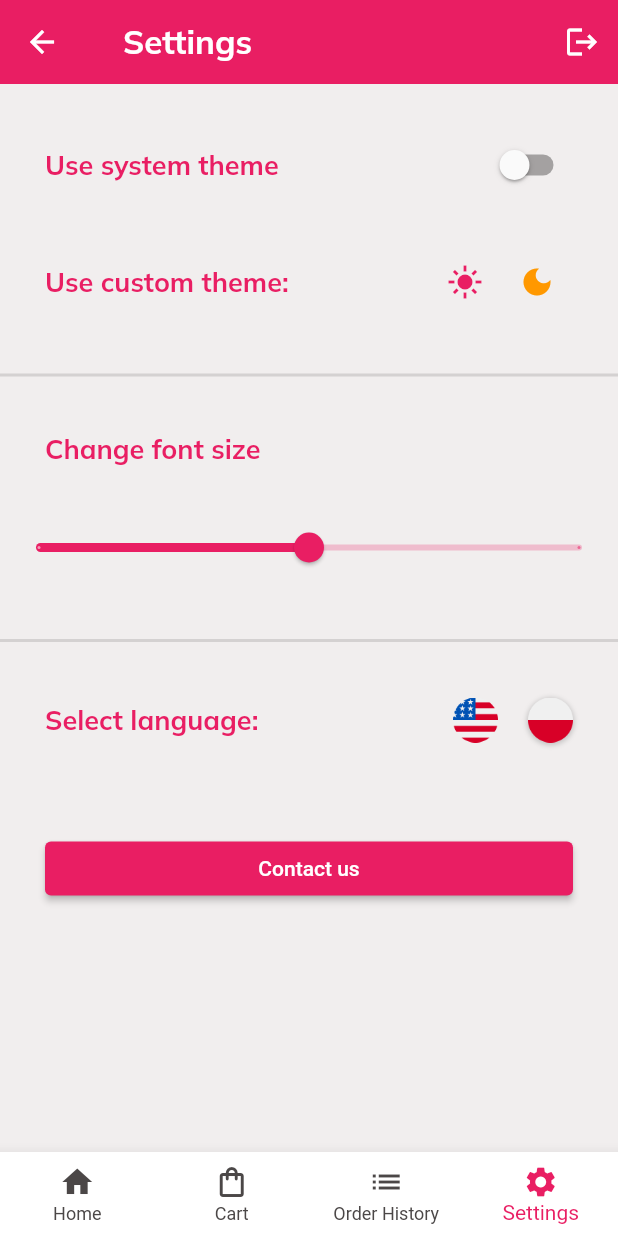
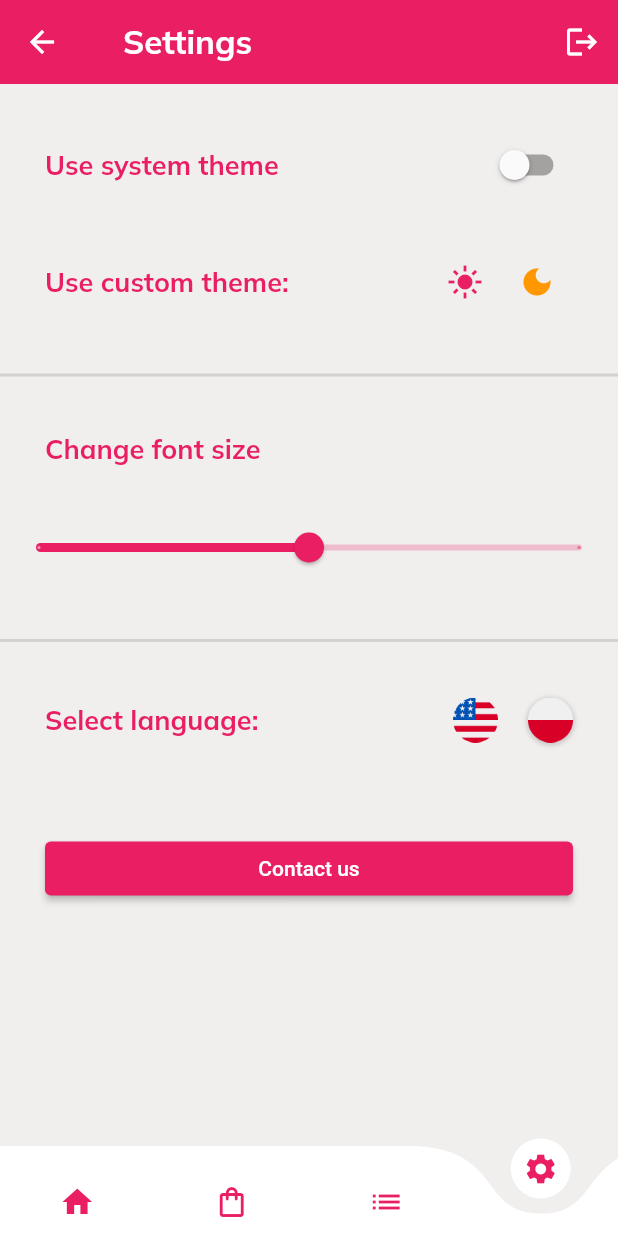
Before and after one commit to SashaPilevich/food-delivery, a Flutter app: the SettingsScreen screen opened by its route, on a phone screen of 412 x 824 dp. Run offline on Flutter 3.47's test engine with Material 2 defaults, Android fonts, the phone set to English and light mode, and no system bars; drawn by our look-alikes of curved_navigation_bar; our stand-ins replace auto_route, cached_network_image, cloud_firestore, connectivity_plus, easy_localization, firebase_auth and 9 more; missing offline and left inert: flutter_flushbar; accounts and stored records are empty.

Commit message:
[PT-7] add pageTransition animation add custom nav bar with animation

```diff
--- a/food_delivery/core/lib/extensions/bottom_navigation_bar.dart
+++ b/food_delivery/core/lib/extensions/bottom_navigation_bar.dart
@@ -2,21 +2,6 @@ import 'package:core/core.dart';
 import 'package:flutter/material.dart';
 
 extension CustomBottomNavigationBarItemEx on CustomBottomNavigationBarItem {
-  String get label {
-    switch (this) {
-      case CustomBottomNavigationBarItem.home:
-        return 'homePage.home'.tr();
-      case CustomBottomNavigationBarItem.cart:
-        return 'homePage.cart'.tr();
-      case CustomBottomNavigationBarItem.orderHistory:
-        return 'homePage.orderHistory'.tr();
-      case CustomBottomNavigationBarItem.settings:
-        return 'homePage.settings'.tr();
-      default:
-        return '';
-    }
-  }
-
   Icon get icon {
     switch (this) {
       case CustomBottomNavigationBarItem.home:
--- a/food_delivery/core_ui/lib/src/theme/app_theme.dart
+++ b/food_delivery/core_ui/lib/src/theme/app_theme.dart
@@ -38,6 +38,9 @@ class AppTheme {
         backgroundColor: AppColors.white,
         unselectedItemColor: AppColors.darkGrey,
         selectedItemColor: AppColors.pink,
+      ),
+      iconTheme: const IconThemeData(
+        color: AppColors.pink,
       ),
     );
   }
@@ -95,6 +98,9 @@ class AppTheme {
         unselectedItemColor: AppColors.white,
         selectedItemColor: AppColors.orange,
       ),
+      iconTheme: const IconThemeData(
+        color: AppColors.orange,
+      ),
     );
   }
 }
--- a/food_delivery/core_ui/lib/src/widgets/bottom_navigation_bar.dart
+++ b/food_delivery/core_ui/lib/src/widgets/bottom_navigation_bar.dart
@@ -1,4 +1,6 @@
 import 'package:core/core.dart';
+import 'package:core_ui/core_ui.dart';
+import 'package:curved_navigation_bar/curved_navigation_bar.dart';
 import 'package:flutter/material.dart';
 
 class CustomBottomNavigationBar extends StatelessWidget {
@@ -14,24 +16,22 @@ class CustomBottomNavigationBar extends StatelessWidget {
   @override
   Widget build(BuildContext context) {
     final ThemeData themeData = Theme.of(context);
-    final List<BottomNavigationBarItem> items = CustomBottomNavigationBarItem
-        .values
+    final List<Widget> iconItems = CustomBottomNavigationBarItem.values
         .map((CustomBottomNavigationBarItem item) {
-      return BottomNavigationBarItem(
-        icon: item.icon,
-        label: item.label,
-      );
-    }).toList();
+          return BottomNavigationBarItem(
+            icon: item.icon,
+          );
+        })
+        .toList()
+        .map((BottomNavigationBarItem item) => item.icon)
+        .toList();
 
-    return BottomNavigationBar(
-      items: items,
-      currentIndex: currentIndex,
+    return CurvedNavigationBar(
+      height: AppSize.size60,
+      items: iconItems,
+      index: currentIndex,
       onTap: onTap,
-      type: BottomNavigationBarType.fixed,
-      backgroundColor: themeData.bottomNavigationBarTheme.backgroundColor,
-      selectedItemColor: themeData.bottomNavigationBarTheme.selectedItemColor,
-      unselectedItemColor:
-          themeData.bottomNavigationBarTheme.unselectedItemColor,
+      backgroundColor: themeData.canvasColor,
     );
   }
 }
--- a/food_delivery/core_ui/pubspec.yaml
+++ b/food_delivery/core_ui/pubspec.yaml
@@ -23,6 +23,7 @@ dependencies:
   auth:
     path: ../features/auth
   cached_network_image: ^3.2.2
+  curved_navigation_bar: ^1.0.3
 
 dev_dependencies:
   flutter_test:
--- a/food_delivery/features/home/lib/src/ui/home_page.dart
+++ b/food_delivery/features/home/lib/src/ui/home_page.dart
@@ -11,7 +11,6 @@ class HomePage extends StatelessWidget {
 
   @override
   Widget build(BuildContext context) {
-
     return MultiBlocProvider(
       providers: <BlocProvider>[
         BlocProvider<DishesBloc>(
@@ -28,12 +27,26 @@ class HomePage extends StatelessWidget {
         ),
       ],
       child: AutoTabsScaffold(
+        animationDuration: const Duration(seconds: 1),
         routes: const <PageRouteInfo<dynamic>>[
           HomeScreenRoute(),
           CartScreenRoute(),
           OrderHistoryScreenRoute(),
           SettingsScreenRoute(),
         ],
+        builder: (_, Widget child, Animation<double> animation) {
+          return FadeTransition(
+            opacity: animation.drive(
+              Tween<double>(
+                begin: 0.3,
+                end: 1,
+              ).chain(
+                CurveTween(curve: Curves.linear),
+              ),
+            ),
+            child: child,
+          );
+        },
         bottomNavigationBuilder: (_, TabsRouter tabsRouter) {
           return CustomBottomNavigationBar(
             currentIndex: tabsRouter.activeIndex,
--- a/food_delivery/pubspec.yaml
+++ b/food_delivery/pubspec.yaml
@@ -39,7 +39,6 @@ flutter:
     - assets/translations/
     - assets/image/poland.png
     - assets/image/united-states.png
-    - assets/image/dinner.png
     - assets/image/onboarding_image.png
     - assets/rive/wave.riv
   fonts:
```
Also changed, not shown: food_delivery/assets/image/dinner.png (deleted), food_delivery/pubspec.lock.
